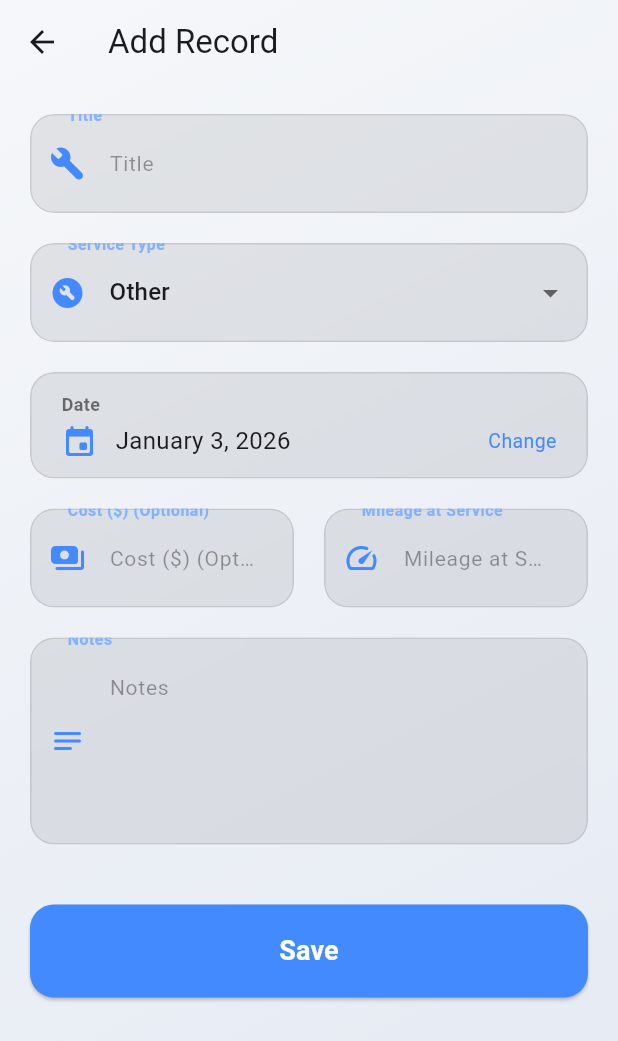
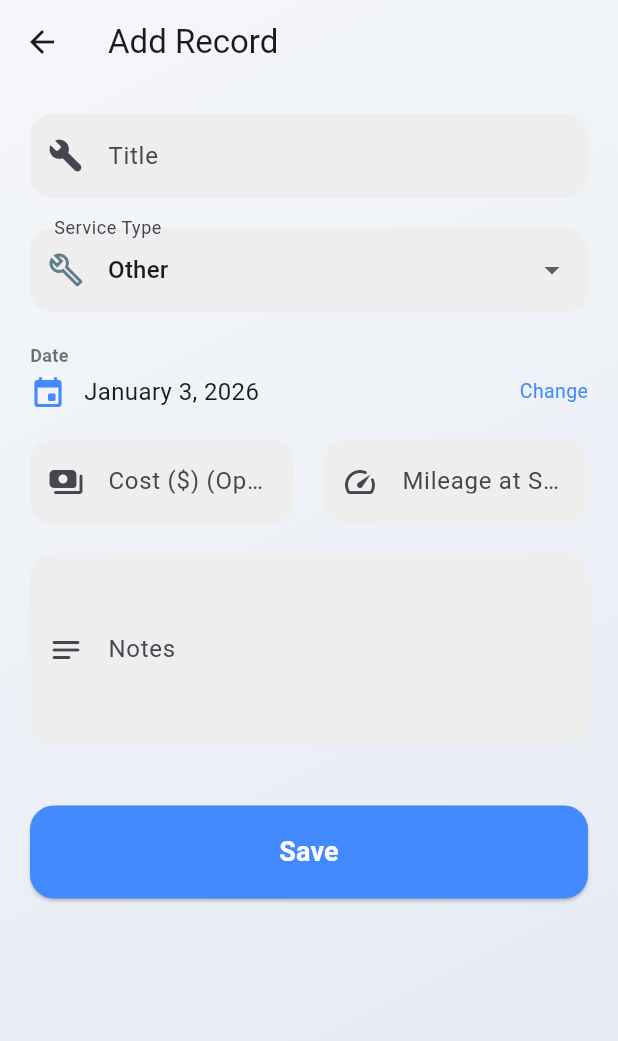
Before and after one commit to nhuquan/garage, a Flutter app: the AddEditMaintenanceScreen screen opened directly with empty values, on a phone screen of 412 x 824 dp. Shown: the top 1041 px of the screen. Run offline on Flutter 3.47's test engine with Material 3 defaults, Android fonts, the phone set to English and light mode, and no system bars; our stand-ins replace equatable, flutter_bloc, flutter_secure_storage, go_router, shared_preferences; accounts and stored records are empty.

Commit message:
Fix the UI

```diff
--- a/lib/models/maintenance_type.dart
+++ b/lib/models/maintenance_type.dart
@@ -44,20 +44,20 @@ enum MaintenanceType {
     }
   }
 
-  IconData get icon {
+  Icon get icon {
     switch (this) {
       case MaintenanceType.oil:
-        return Icons.oil_barrel_rounded;
+        return Icon(Icons.oil_barrel_outlined, color: Colors.orange);
       case MaintenanceType.brake:
-        return Icons.minor_crash_rounded; // Or icons.settings_backup_restore
+        return Icon(Icons.settings_backup_restore, color: Colors.red);
       case MaintenanceType.coolant:
-        return Icons.water_drop_rounded;
+        return Icon(Icons.water_drop_outlined, color: Colors.blue);
       case MaintenanceType.tire:
-        return Icons.tire_repair_rounded;
+        return Icon(Icons.tire_repair_outlined, color: Colors.lightGreen);
       case MaintenanceType.filter:
-        return Icons.air_rounded;
+        return Icon(Icons.air_outlined, color: Colors.green);
       case MaintenanceType.other:
-        return Icons.build_circle_rounded;
+        return Icon(Icons.build_outlined, color: Colors.blueGrey);
     }
   }
 
--- a/lib/screens/add_edit_maintenance_screen.dart
+++ b/lib/screens/add_edit_maintenance_screen.dart
@@ -109,20 +109,17 @@ class _AddEditMaintenanceScreenState extends State<AddEditMaintenanceScreen> {
           key: _formKey,
           child: Column(
             children: [
-              _buildFieldWrapper(
-                child: TextFormField(
+               TextFormField(
                   controller: _titleController,
                   decoration: _buildInputDecoration(
                     l10n.title,
-                    Icons.build_rounded,
+                    Icon(Icons.build_rounded),
                     isDark,
                   ),
                   validator: (value) => value == null || value.isEmpty ? 'Required' : null,
-                ),
               ),
               const SizedBox(height: 20),
-              _buildFieldWrapper(
-                child: DropdownButtonFormField<MaintenanceType>(
+               DropdownButtonFormField<MaintenanceType>(
                   value: _selectedType,
                   decoration: _buildInputDecoration(
                     l10n.serviceType,
@@ -148,13 +145,10 @@ class _AddEditMaintenanceScreenState extends State<AddEditMaintenanceScreen> {
                     }
                   },
                 ),
-              ),
               const SizedBox(height: 20),
               GestureDetector(
                 onTap: _pickDate,
-                child: _buildFieldWrapper(
-                  padding: const EdgeInsets.symmetric(horizontal: 20, vertical: 12),
-                  child: Column(
+                child:  Column(
                     crossAxisAlignment: CrossAxisAlignment.start,
                     children: [
                       Text(
@@ -183,53 +177,46 @@ class _AddEditMaintenanceScreenState extends State<AddEditMaintenanceScreen> {
                       ),
                     ],
                   ),
-                ),
               ),
               const SizedBox(height: 20),
               Row(
                 children: [
                   Expanded(
-                    child: _buildFieldWrapper(
-                      child: TextFormField(
+                    child:  TextFormField(
                         controller: _costController,
                         keyboardType: TextInputType.number,
                         decoration: _buildInputDecoration(
                           '${l10n.cost} ($currencySymbol) ${l10n.optional}',
-                          Icons.payments_rounded,
+                          Icon(Icons.payments_rounded),
                           isDark,
                         ),
-                      ),
                     ),
                   ),
                   const SizedBox(width: 20),
                   Expanded(
-                    child: _buildFieldWrapper(
-                      child: TextFormField(
+                    child:  TextFormField(
                         controller: _mileageController,
                         keyboardType: TextInputType.number,
                         decoration: _buildInputDecoration(
                           l10n.mileageAtService,
-                          Icons.speed_rounded,
+                          Icon(Icons.speed_rounded),
                           isDark,
                         ),
                         validator: (value) => value == null || value.isEmpty ? 'Required' : null,
                       ),
                     ),
-                  ),
                 ],
               ),
               const SizedBox(height: 20),
-              _buildFieldWrapper(
-                child: TextFormField(
+                TextFormField(
                   controller: _notesController,
                   maxLines: 4,
                   decoration: _buildInputDecoration(
                     l10n.notes,
-                    Icons.notes_rounded,
+                    Icon(Icons.notes_rounded),
                     isDark,
                   ),
                 ),
-              ),
               const SizedBox(height: 40),
               SizedBox(
                 width: double.infinity,
@@ -254,42 +241,10 @@ class _AddEditMaintenanceScreenState extends State<AddEditMaintenanceScreen> {
     );
   }
 
-  Widget _buildFieldWrapper({required Widget child, EdgeInsetsGeometry? padding}) {
-    return GlassWidget(
-      opacity: 0.08,
-      borderRadius: 16,
-      padding: padding,
-      child: child,
-    );
-  }
-
-  InputDecoration _buildInputDecoration(String label, IconData icon, bool isDark) {
+  InputDecoration _buildInputDecoration(String label, Icon icon, bool isDark) {
     return InputDecoration(
       labelText: label,
-      labelStyle: TextStyle(
-        color: isDark ? Colors.white : Colors.black87,
-        fontSize: 16,
-        fontWeight: FontWeight.w500,
-      ),
-      floatingLabelStyle: TextStyle(
-        color: Colors.blueAccent[100],
-        fontWeight: FontWeight.bold,
-        fontSize: 14,
-      ),
-      floatingLabelBehavior: FloatingLabelBehavior.always,
-      hintText: label,
-      hintStyle: TextStyle(
-        color: isDark ? Colors.white38 : Colors.black38,
-        fontSize: 14,
-      ),
-      prefixIcon: Icon(icon, color: Colors.blueAccent),
-      border: OutlineInputBorder(
-        borderRadius: BorderRadius.circular(16),
-        borderSide: BorderSide.none,
-      ),
-      contentPadding: const EdgeInsets.symmetric(horizontal: 20, vertical: 20),
-      filled: true,
-      fillColor: Colors.transparent,
+      prefixIcon: icon
     );
   }
 }
--- a/lib/screens/dashboard_screen.dart
+++ b/lib/screens/dashboard_screen.dart
@@ -12,7 +12,6 @@ class DashboardScreen extends StatelessWidget {
   @override
   Widget build(BuildContext context) {
     final l10n = context.l10n;
-    final isDark = Theme.of(context).brightness == Brightness.dark;
     final size = MediaQuery.of(context).size;
 
     return Scaffold(
--- a/lib/screens/vehicle_details_screen.dart
+++ b/lib/screens/vehicle_details_screen.dart
@@ -104,7 +104,7 @@ class VehicleDetailsScreen extends StatelessWidget {
                                       color: Colors.blueAccent.withOpacity(0.1),
                                       shape: BoxShape.circle,
                                     ),
-                                    child: Icon(record.type.icon, color: Colors.blueAccent),
+                                    child: record.type.icon,
                                   ),
                                   title: Text(
                                     record.title,
@@ -122,7 +122,7 @@ class VehicleDetailsScreen extends StatelessWidget {
                                         Text(
                                           currencyFormat.format(record.cost),
                                           style: const TextStyle(
-                                            color: Colors.greenAccent,
+                                            color: Colors.green,
                                             fontWeight: FontWeight.bold,
                                             fontSize: 15,
                                           ),
```
Also changed, not shown: lib/screens/add_edit_vehicle_screen.dart (+5 -43 lines).
